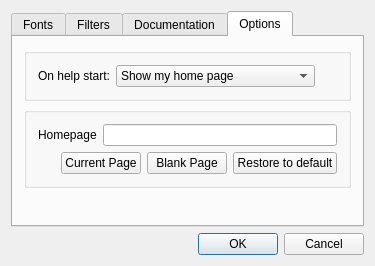
First picture: the form in tools/assistant/tools/assistant/preferencesdialog.ui, repository qt/qt, before the edit.
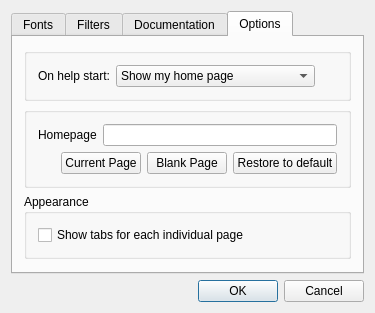
Second picture: the form after the edit. The open tabs and pages were chosen to show the change.

Commit message:
Make tabbed pages optional in Assistant.
Task-number: QTBUG-13012

```diff
--- a/tools/assistant/tools/assistant/preferencesdialog.ui
+++ b/tools/assistant/tools/assistant/preferencesdialog.ui
@@ -7,7 +7,7 @@
     <x>0</x>
     <y>0</y>
     <width>375</width>
-    <height>266</height>
+    <height>275</height>
    </rect>
   </property>
   <property name="windowTitle">
@@ -187,7 +187,7 @@
       <attribute name="title">
        <string>Options</string>
       </attribute>
-      <layout class="QVBoxLayout" name="verticalLayout_2">
+      <layout class="QVBoxLayout" name="verticalLayout_3">
        <item>
         <widget class="QGroupBox" name="groupBox_2">
          <property name="title">
@@ -309,6 +309,22 @@
          </layout>
         </widget>
        </item>
+       <item>
+        <widget class="QGroupBox" name="groupBox_3">
+         <property name="title">
+          <string>Appearance</string>
+         </property>
+         <layout class="QVBoxLayout" name="verticalLayout_2">
+          <item>
+           <widget class="QCheckBox" name="showTabs">
+            <property name="text">
+             <string>Show tabs for each individual page</string>
+            </property>
+           </widget>
+          </item>
+         </layout>
+        </widget>
+       </item>
        <item>
         <spacer name="verticalSpacer_2">
          <property name="orientation">
```
The commit also changes 10 other files.
